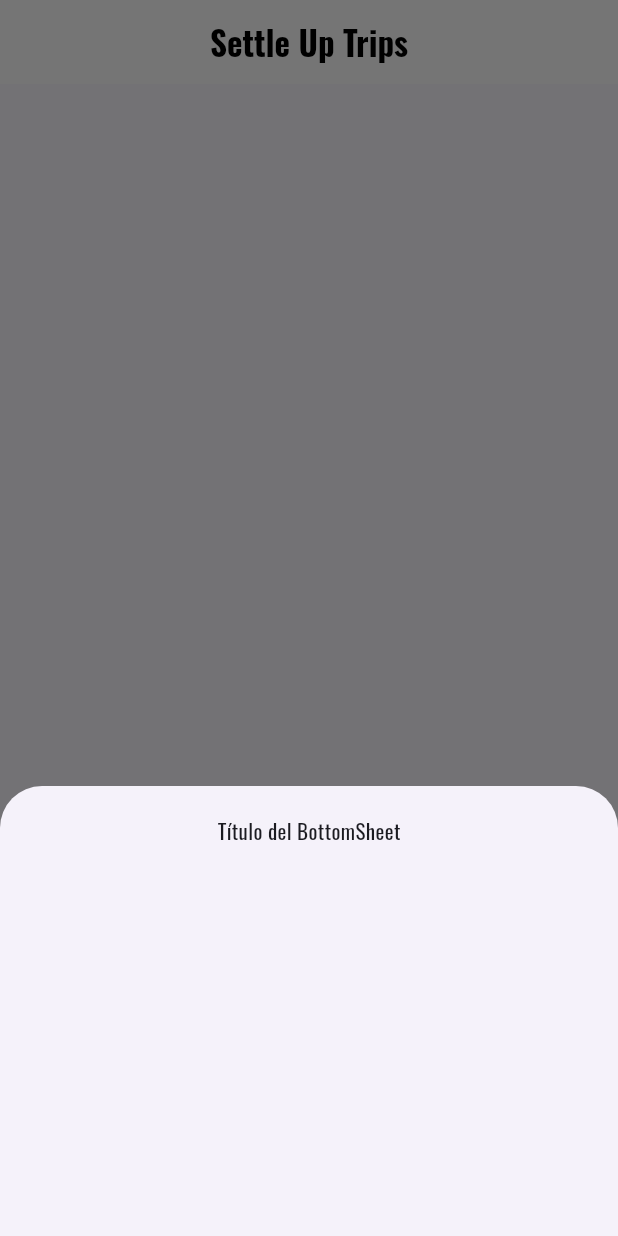
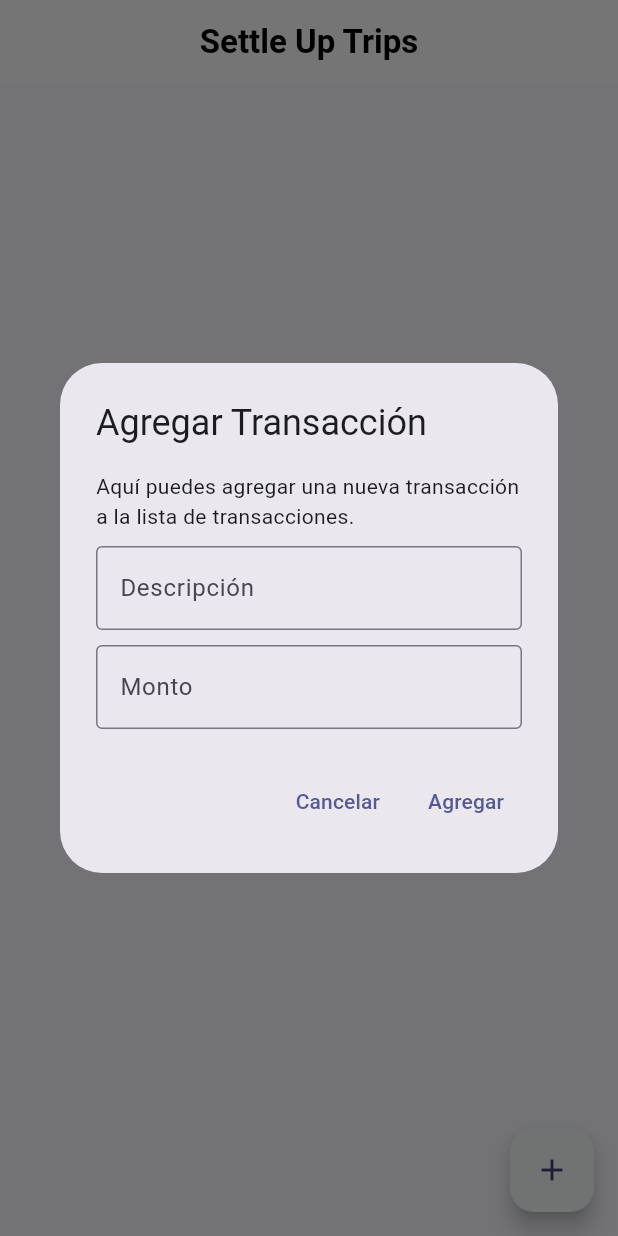
Before and after one commit to nicolas1102/settle-up-trips, a Flutter app: the screen it shows after launch, after a tap on the "add" icon, on a phone screen of 412 x 824 dp. Run offline on Flutter 3.47's test engine with Material 3 defaults, Android fonts, the phone set to English and light mode, and no system bars.

Commit message:
demo transaction list

```diff
--- a/lib/components/HistoryListView.dart
+++ /dev/null
@@ -1,77 +0,0 @@
-import 'package:flutter/material.dart';
-import 'package:provider/provider.dart';
-import 'package:settle_up_trips/main.dart';
-
-class HistoryListView extends StatefulWidget {
-  const HistoryListView({Key? key}) : super(key: key);
-
-  @override
-  State<HistoryListView> createState() => _HistoryListViewState();
-}
-
-class _HistoryListViewState extends State<HistoryListView> {
-  /// Needed so that [MyAppState] can tell [AnimatedList] below to animate new items.
-  final _key = GlobalKey();
-
-  /// Used to "fade out" the history items at the top, to suggest continuation.
-  static const Gradient _maskingGradient = LinearGradient(
-    // This gradient goes from fully transparent to fully opaque black...
-    colors: [Colors.transparent, Colors.black],
-    // ... from the top (transparent) to half (0.5) of the way to the bottom.
-    stops: [0.0, 0.5],
-    begin: Alignment.topCenter,
-    end: Alignment.bottomCenter,
-  );
-
-  @override
-  Widget build(BuildContext context) {
-    final appState = context.watch<MyAppState>();
-    appState.historyListKey = _key;
-
-    return ShaderMask(
-      shaderCallback: (bounds) => _maskingGradient.createShader(bounds),
-      // This blend mode takes the opacity of the shader (i.e. our gradient)
-      // and applies it to the destination (i.e. our animated list).
-      blendMode: BlendMode.dstIn,
-      child: AnimatedList(
-        key: _key,
-        reverse: true,
-        padding: EdgeInsets.only(top: 100),
-        initialItemCount: appState.transactionHistory.length,
-        itemBuilder: (context, index, animation) {
-          final transaction = appState.transactionHistory[index];
-          return SizeTransition(
-            sizeFactor: animation,
-            child: Center(
-              child: TextButton.icon(
-                onPressed: () {
-                  appState.removeTransactionItem(transaction);
-                },
-                icon: Icon(
-                  Icons.favorite,
-                  size: 12,
-                ),
-                label: MergeSemantics(
-                  child: Wrap(
-                    children: [
-                      Text(
-                        transaction.amount.toString(),
-                        semanticsLabel: transaction.amount.toString(),
-                        style: TextStyle(fontWeight: FontWeight.bold),
-                      ),
-                      Text(
-                        transaction.date.toString(),
-                        semanticsLabel: transaction.amount.toString(),
-                        style: TextStyle(fontWeight: FontWeight.bold),
-                      )
-                    ],
-                  ),
-                ),
-              ),
-            ),
-          );
-        },
-      ),
-    );
-  }
-}
--- /dev/null
+++ b/lib/components/add_transaction_dialog.dart
@@ -0,0 +1,67 @@
+import 'package:flutter/material.dart';
+import 'package:provider/provider.dart';
+import 'package:settle_up_trips/main.dart';
+import 'package:settle_up_trips/models/models.dart';
+
+class AddTransaction extends StatelessWidget {
+  // control de datos del dialog
+  final amountController = TextEditingController();
+  final descriptionController = TextEditingController();
+
+  @override
+  Widget build(BuildContext context) {
+    var appState = context.watch<MyAppState>();
+    return FloatingActionButton(
+      onPressed: () {
+        showDialog<String>(
+          context: context,
+          builder: (BuildContext context) => AlertDialog(
+            title: const Text('Agregar Transacción'),
+            content: Column(mainAxisSize: MainAxisSize.min, children: <Widget>[
+              const Text(
+                  'Aquí puedes agregar una nueva transacción a la lista de transacciones.'),
+              const SizedBox(height: 10.0),
+              TextField(
+                controller: descriptionController,
+                decoration: const InputDecoration(
+                  border: OutlineInputBorder(),
+                  labelText: 'Descripción',
+                ),
+              ),
+              const SizedBox(height: 10.0),
+              TextField(
+                controller: amountController,
+                decoration: const InputDecoration(
+                  border: OutlineInputBorder(),
+                  labelText: 'Monto',
+                ),
+                keyboardType: TextInputType.number,
+              ),
+            ]),
+            actions: <Widget>[
+              TextButton(
+                onPressed: () => Navigator.pop(context, 'Cancel'),
+                child: const Text('Cancelar'),
+              ),
+              TextButton(
+                onPressed: () {
+                  var transaction = Transaction(
+                      amount: int.parse(amountController.text),
+                      description: descriptionController.text,
+                      date: DateTime.now());
+                  appState.addTransactionItem(transaction);
+                  amountController.text = '';
+                  descriptionController.text = '';
+                  Navigator.pop(context, 'OK');
+                },
+                child: const Text('Agregar'),
+              ),
+            ],
+          ),
+        );
+      },
+      backgroundColor: const Color(0xfff7f8f8),
+      child: Icon(Icons.add),
+    );
+  }
+}
--- /dev/null
+++ b/lib/components/transactions_history.dart
@@ -0,0 +1,113 @@
+import 'package:flutter/material.dart';
+import 'package:provider/provider.dart';
+import 'package:settle_up_trips/main.dart';
+import 'package:intl/intl.dart';
+
+class TransactionsHistory extends StatefulWidget {
+  const TransactionsHistory({super.key});
+
+  @override
+  State<TransactionsHistory> createState() => _TransactionsHistory();
+}
+
+class _TransactionsHistory extends State<TransactionsHistory> {
+  final _key = GlobalKey();
+
+  @override
+  Widget build(BuildContext context) {
+    var theme = Theme.of(context);
+    final appState = context.watch<MyAppState>();
+    appState.transactionHistoryListKey = _key;
+
+    if (appState.transactionHistory.isEmpty) {
+      return const Center(child: Text('Sin transacciones realizadas.'));
+    }
+
+    return ListView(
+      children: [
+        Padding(
+          padding: const EdgeInsets.only(
+            top: 20,
+            left: 15,
+          ),
+          child: Text('Hay '
+              '${appState.transactionHistory.length} ${appState.transactionHistory.length == 1 ? 'transacción' : 'transacciones'}:'),
+        ),
+        for (var transaction in appState.transactionHistory)
+          ListTile(
+            title: Row(
+              mainAxisAlignment: MainAxisAlignment.spaceBetween,
+              children: [
+                Text(
+                  transaction.description.toString(),
+                  semanticsLabel: transaction.description,
+                  style: TextStyle(fontWeight: FontWeight.bold),
+                ),
+                Text(
+                  "\$${transaction.amount.toString()}",
+                  semanticsLabel: "\$ ${transaction.amount.toString()}",
+                ),
+              ],
+            ),
+            subtitle: Text(
+              DateFormat('dd MMMM yyyy').format(transaction.date),
+              semanticsLabel: transaction.date.toString(),
+              style: TextStyle(
+                  fontWeight: FontWeight.w300,
+                  fontStyle: FontStyle.italic,
+                  fontSize: 12.0),
+            ),
+            trailing: IconButton(
+              icon: Icon(Icons.delete_outline),
+              color: theme.colorScheme.primary,
+              onPressed: () => appState.removeTransactionItem(transaction),
+            ),
+          ),
+      ],
+    );
+
+    // ShaderMask(
+    //   shaderCallback: (bounds) => _maskingGradient.createShader(bounds),
+    //   blendMode: BlendMode.dstIn,
+    //   child: AnimatedList(
+    //     key: _key,
+    //     initialItemCount: appState.transactionHistory.length,
+    //     itemBuilder: (context, index, animation) {
+    //       final transaction = appState.transactionHistory[index];
+    //       print(transaction);
+    //       return SizeTransition(
+    //         sizeFactor: animation,
+    //         child: Expanded(
+    //           child: TextButton.icon(
+    //             iconAlignment: IconAlignment.end,
+    //             onPressed: () {
+    //               appState.removeTransactionItem(transaction);
+    //             },
+    //             icon: Icon(
+    //               Icons.delete_outlined,
+    //               size: 20,
+    //             ),
+    //             label: MergeSemantics(
+    //               child: Wrap(
+    //                 children: [
+    //                   Text(
+    //                     transaction.amount.toString(),
+    //                     semanticsLabel: transaction.amount.toString(),
+    //                     style: TextStyle(fontWeight: FontWeight.bold),
+    //                   ),
+    //                   Text(
+    //                     transaction.date.toString(),
+    //                     semanticsLabel: transaction.amount.toString(),
+    //                     style: TextStyle(fontWeight: FontWeight.bold),
+    //                   )
+    //                 ],
+    //               ),
+    //             ),
+    //           ),
+    //         ),
+    //       );
+    //     },
+    //   ),
+    // );
+  }
+}
--- a/lib/main.dart
+++ b/lib/main.dart
@@ -18,7 +18,7 @@
         title: 'Settle Up Trips', // Titulo del explorador
         debugShowCheckedModeBanner: false,
         theme: ThemeData(
-          fontFamily: 'Oswald',
+          // fontFamily: 'Oswald',
           useMaterial3: true,
           colorScheme: ColorScheme.fromSeed(
               seedColor: const Color.fromARGB(255, 4, 6, 43)),
@@ -32,10 +32,12 @@
 class MyAppState extends ChangeNotifier {
   var transactionHistory = <Transaction>[];
 
-  GlobalKey? historyListKey;
+  GlobalKey? transactionHistoryListKey;
 
   void addTransactionItem(Transaction transaction) {
-    transactionHistory.add(transaction);
+    transactionHistory.insert(0, transaction);
+    var animatedList = transactionHistoryListKey?.currentState as AnimatedListState?;
+    animatedList?.insertItem(0);
     notifyListeners();
   }
 
--- a/lib/models/models.dart
+++ b/lib/models/models.dart
@@ -1,8 +1,10 @@
 class Transaction {
+  String description;
   int amount;
   DateTime date;
 
   Transaction({
+    required this.description,
     required this.amount,
     required this.date,
   });
--- a/lib/pages/home.dart
+++ b/lib/pages/home.dart
@@ -1,7 +1,6 @@
 import 'package:flutter/material.dart';
-import 'package:provider/provider.dart';
-import 'package:settle_up_trips/components/HistoryListView.dart';
-import 'package:settle_up_trips/main.dart';
+import 'package:settle_up_trips/components/add_transaction_dialog.dart';
+import 'package:settle_up_trips/components/transactions_history.dart';
 
 class HomePage extends StatelessWidget {
   const HomePage({super.key});
@@ -10,34 +9,13 @@ class HomePage extends StatelessWidget {
   Widget build(BuildContext context) {
     return Scaffold(
       appBar: appBar(context),
-      body: HistoryListView(),
-      floatingActionButton: FloatingActionButton(
-        onPressed: () {
-          showModalBottomSheet<void>(
-            context: context,
-            builder: (BuildContext context) {
-              return Container(
-                width: double.infinity,
-                height: 300,
-                padding: EdgeInsets.all(20.0),
-                child: Column(
-                  children: <Widget>[
-                    Text('Título del BottomSheet'),
-                  ],
-                ),
-              );
-            },
-          );
-        },
-        backgroundColor: const Color(0xfff7f8f8),
-        child: Icon(Icons.add),
-      ),
+      body: TransactionsHistory(),
+      floatingActionButton: AddTransaction(),
     );
   }
 }
 
 AppBar appBar(BuildContext context) {
-  var appState = context.watch<MyAppState>();
   return AppBar(
     title: const Text(
       'Settle Up Trips',
```
Also changed, not shown: pubspec.yaml (+11 -10 lines).
